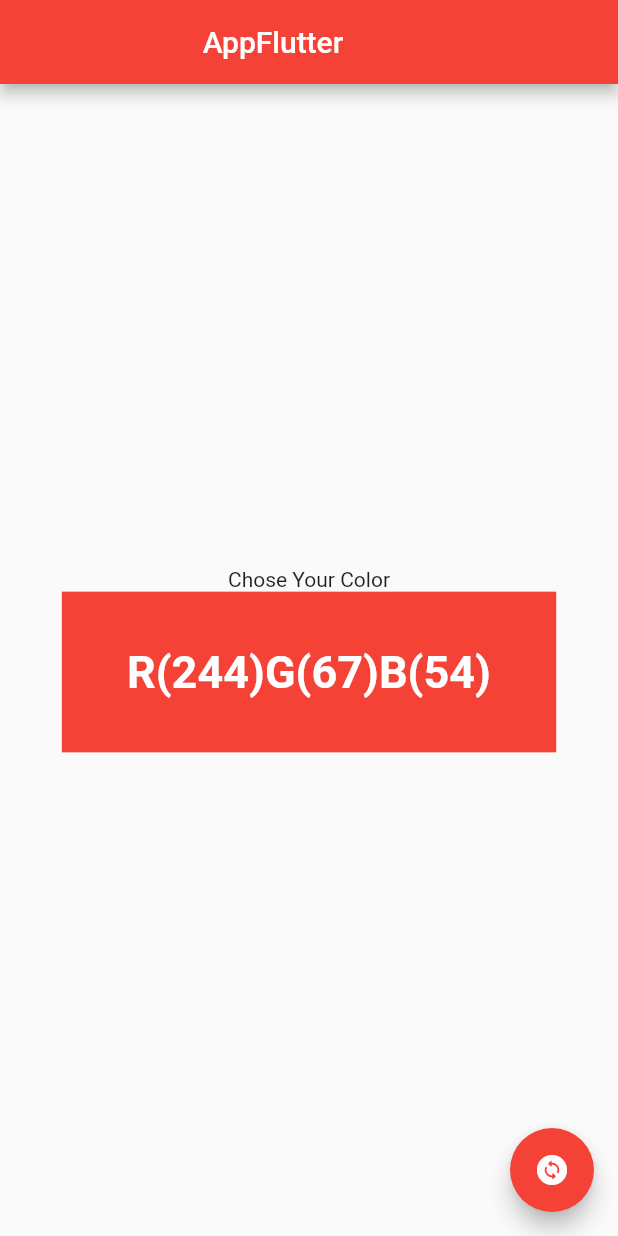
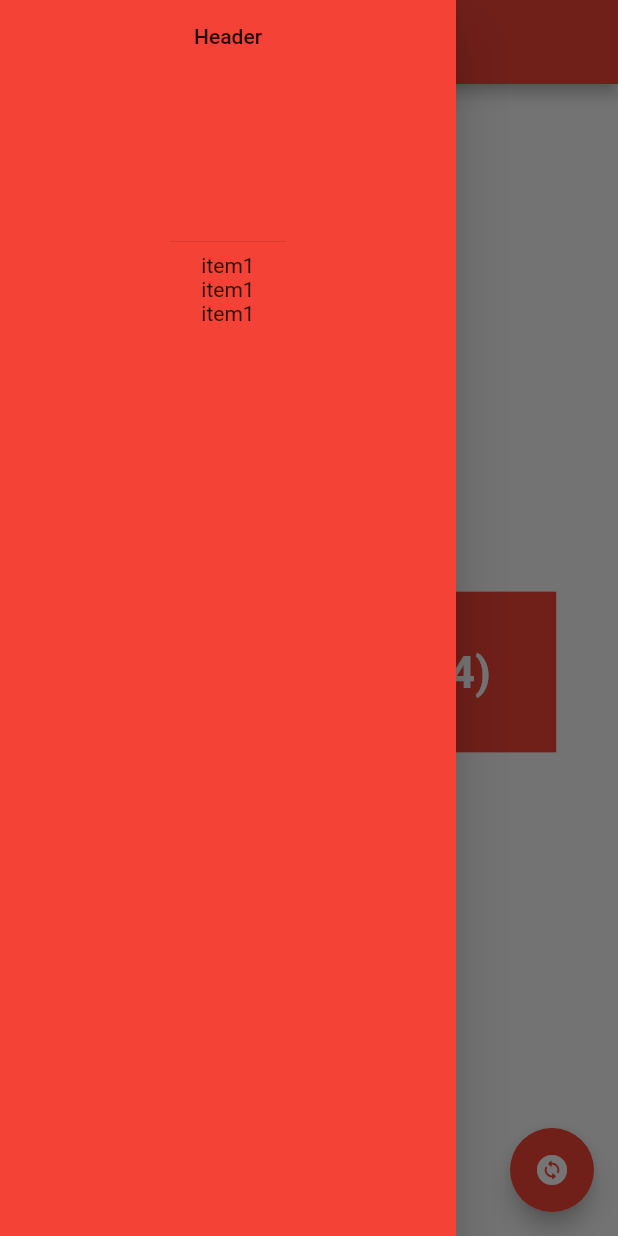
Before and after one commit to TalelMejri/learning_flutter, a Flutter app: the screen it shows after launch, with the side drawer open (before the commit the screen has no drawer), on a phone screen of 412 x 824 dp. Run offline on Flutter 3.47's test engine with Material 2 defaults, Android fonts, the light colour scheme and no system bars.

Commit message:
Drawer,floatingActionButton

```diff
--- a/lib/main.dart
+++ b/lib/main.dart
@@ -69,7 +69,17 @@ class _MyHomeApp extends State<MyHomeApp>{
                 ],
               ),
               ),
-              floatingActionButton: FloatingActionButton(onPressed: ChangerColor,child: Icon(Icons.change_circle_rounded),backgroundColor: widget.color),
+              floatingActionButton: FloatingActionButton(
+                onPressed: ChangerColor,
+                child: Icon(Icons.change_circle_rounded),backgroundColor: widget.color
+                ),
+              drawer: Drawer(backgroundColor: widget.color,child: Column(children:const <Widget>[
+                 DrawerHeader(
+                  child: Text("Header")),
+                 Text("item1"),
+                 Text("item1"),
+                 Text("item1"),
+              ]),),
     );
   }
 }
```
